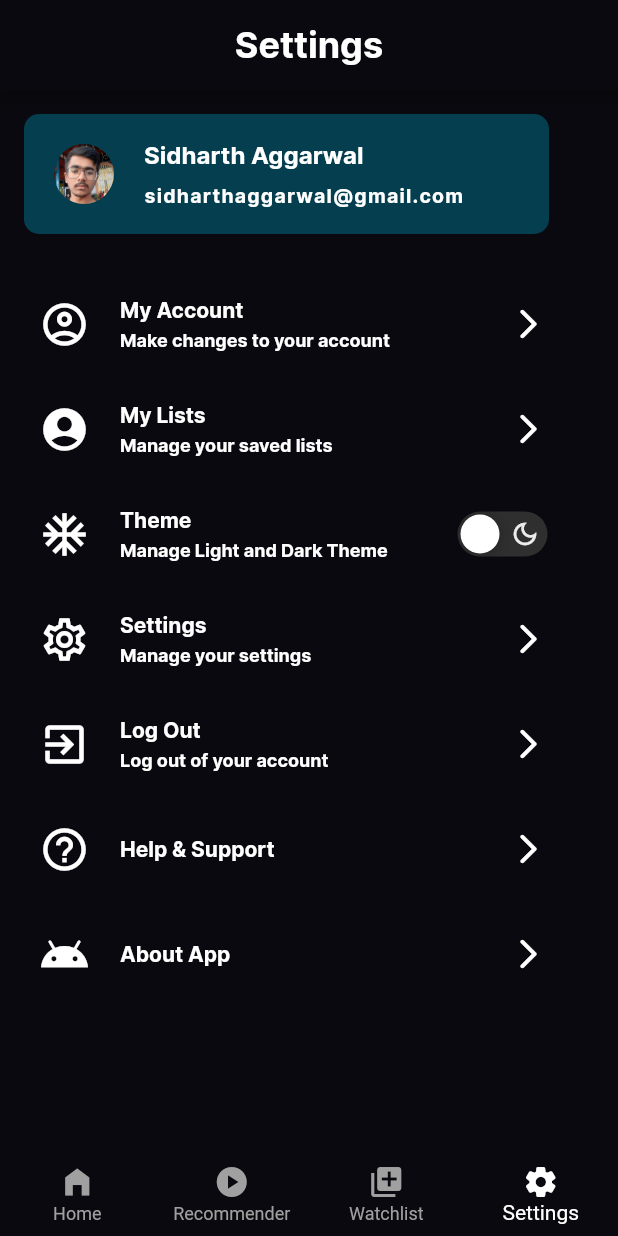
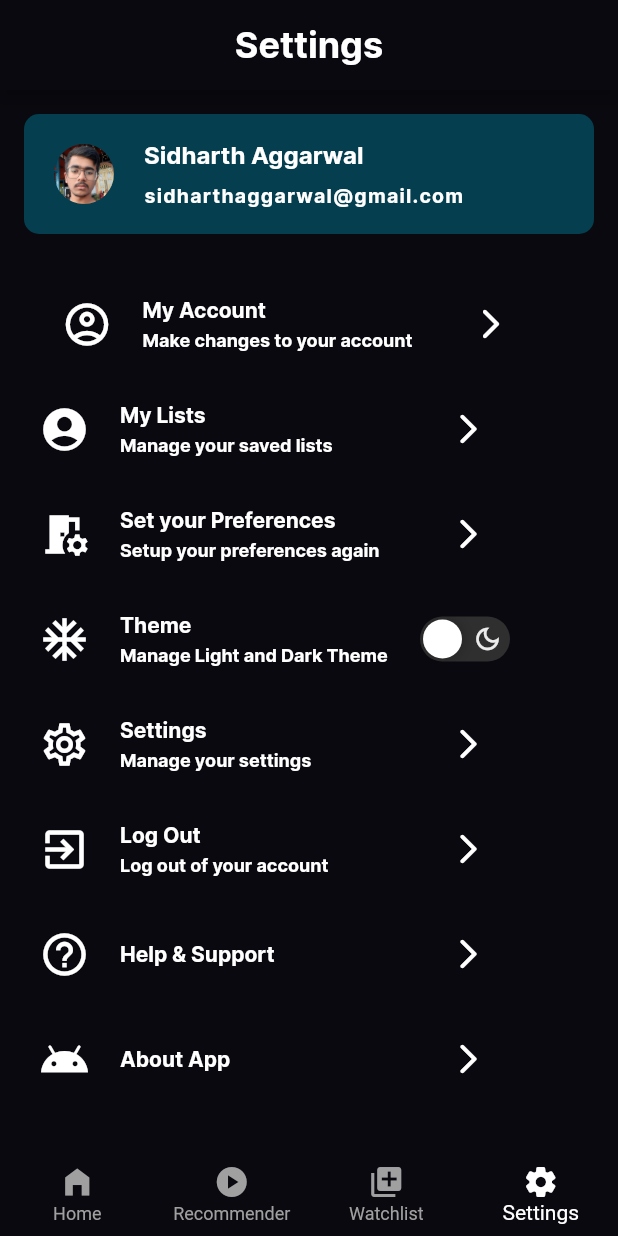
Before and after one commit to namanviber/Movigo, a Flutter app: the screen it shows once a user with an empty profile is signed in, item 4 of the bottom bar chosen, on a phone screen of 412 x 824 dp. Run offline on Flutter 3.47's test engine with Material 2 defaults, Android fonts, the phone set to English and light mode, and no system bars; drawn by our look-alikes of flutter_advanced_switch; our stand-ins replace carousel_slider, firebase_auth, firebase_core, google_sign_in; missing offline and left inert: scroll_app_bar, tmdb_api; accounts and stored records are empty; network calls fail.

Commit message:
15 march 1

```diff
--- a/lib/main.dart
+++ b/lib/main.dart
@@ -1,16 +1,16 @@
 import 'package:flutter/material.dart';
-import 'package:project2/screens/Check.dart';
+import 'package:project2/authorization/Check.dart';
 import 'package:firebase_core/firebase_core.dart';
 
 void main() async{
   WidgetsFlutterBinding.ensureInitialized();
   await Firebase.initializeApp();
-  runApp(MoviHub());
+  runApp(Movigo());
 }
 
 
-class MoviHub extends StatelessWidget {
-  const MoviHub({Key? key}) : super(key: key);
+class Movigo extends StatelessWidget {
+  const Movigo({Key? key}) : super(key: key);
 
   @override
   Widget build(BuildContext context) {
--- a/lib/screens/login_screen.dart
+++ b/lib/screens/login_screen.dart
@@ -1,6 +1,6 @@
 import 'package:flutter/material.dart';
 import 'package:firebase_auth/firebase_auth.dart';
-import 'package:google_sign_in/google_sign_in.dart';
+import 'package:project2/authorization/auth_google.dart';
 
 class LoginScreen extends StatefulWidget {
   const LoginScreen({Key? key}) : super(key: key);
@@ -10,7 +10,6 @@ class LoginScreen extends StatefulWidget {
 }
 
 class _LoginScreenState extends State<LoginScreen> {
-  final GoogleSignIn _googleSignIn = GoogleSignIn();
 
   final _email = TextEditingController();
   final _password = TextEditingController();
@@ -132,8 +131,7 @@ class _LoginScreenState extends State<LoginScreen> {
             children: [
               InkWell(
                 onTap: () {
-                  _googleSignIn.signIn();
-                  log_in();
+                  Auth_Google().signInwithGoogle();
                 },
                 child: Container(
                   child: CircleAvatar(
--- a/lib/screens/settings_screen.dart
+++ b/lib/screens/settings_screen.dart
@@ -1,6 +1,7 @@
 import 'package:flutter/material.dart';
 import 'package:flutter_advanced_switch/flutter_advanced_switch.dart';
 import 'package:project2/widgets/bottom_bar.dart';
+import 'package:firebase_auth/firebase_auth.dart';
 
 class SettingsScreen extends StatefulWidget {
   const SettingsScreen({Key? key}) : super(key: key);
@@ -31,7 +32,9 @@ class _SettingsScreenState extends State<SettingsScreen> {
           ],
         ),
       ),
-      body: Padding(
+      body: SingleChildScrollView(
+        scrollDirection: Axis.vertical,
+        child: Padding(
           padding: const EdgeInsets.all(16),
           child: Column(
             children: [
@@ -40,7 +43,7 @@ class _SettingsScreenState extends State<SettingsScreen> {
                     color: const Color(0xFF043E4F),
                     borderRadius: BorderRadius.circular(10)),
                 height: 80,
-              width: 350,
+                width: double.maxFinite,
                 child: Row(
                   children: [
                     const SizedBox(
@@ -109,7 +112,7 @@ class _SettingsScreenState extends State<SettingsScreen> {
                     ),
                     Container(
                       height: 60,
-                    width: 260,
+                      width: 220,
                       child: Column(
                         crossAxisAlignment: CrossAxisAlignment.start,
                         mainAxisAlignment: MainAxisAlignment.center,
@@ -144,7 +147,7 @@ class _SettingsScreenState extends State<SettingsScreen> {
               //#2
               Container(
                 height: 60,
-              width: 350,
+                width: double.maxFinite,
                 child: Row(
                   children: [
                     const SizedBox(
@@ -159,7 +162,7 @@ class _SettingsScreenState extends State<SettingsScreen> {
                     ),
                     Container(
                       height: 60,
-                    width: 260,
+                      width: 220,
                       child: Column(
                         crossAxisAlignment: CrossAxisAlignment.start,
                         mainAxisAlignment: MainAxisAlignment.center,
@@ -191,10 +194,59 @@ class _SettingsScreenState extends State<SettingsScreen> {
               const SizedBox(
                 height: 10,
               ),
+              Container(
+                height: 60,
+                width: double.maxFinite,
+                child: Row(
+                  children: [
+                    const SizedBox(
+                      width: 10,
+                    ),
+                    const Icon(
+                      Icons.room_preferences,
+                      size: 34,
+                    ),
+                    const SizedBox(
+                      width: 20,
+                    ),
+                    Container(
+                      height: 60,
+                      width: 220,
+                      child: Column(
+                        crossAxisAlignment: CrossAxisAlignment.start,
+                        mainAxisAlignment: MainAxisAlignment.center,
+                        children: const [
+                          Text(
+                            "Set your Preferences",
+                            style: TextStyle(
+                                fontFamily: "Inter",
+                                fontWeight: FontWeight.bold,
+                                fontSize: 14),
+                          ),
+                          SizedBox(
+                            height: 4,
+                          ),
+                          Text(
+                            "Setup your preferences again",
+                            style: TextStyle(
+                                fontFamily: "Inter",
+                                fontWeight: FontWeight.bold,
+                                fontSize: 12),
+                          ),
+                        ],
+                      ),
+                    ),
+                    const Icon(Icons.arrow_forward_ios_rounded)
+                  ],
+                ),
+              ),
+              const SizedBox(
+                height: 10,
+              ),
               //#3
               Container(
                 height: 60,
-              width: 350,
+                width: double.maxFinite,
                 child: Row(
                   children: [
                     const SizedBox(
@@ -209,7 +261,7 @@ class _SettingsScreenState extends State<SettingsScreen> {
                     ),
                     Container(
                       height: 60,
-                    width: 225,
+                      width: 200,
                       child: Column(
                         crossAxisAlignment: CrossAxisAlignment.start,
                         mainAxisAlignment: MainAxisAlignment.center,
@@ -257,7 +309,7 @@ class _SettingsScreenState extends State<SettingsScreen> {
               //#4
               Container(
                 height: 60,
-              width: 350,
+                width: double.maxFinite,
                 child: Row(
                   children: [
                     const SizedBox(
@@ -272,7 +324,7 @@ class _SettingsScreenState extends State<SettingsScreen> {
                     ),
                     Container(
                       height: 60,
-                    width: 260,
+                      width: 220,
                       child: Column(
                         crossAxisAlignment: CrossAxisAlignment.start,
                         mainAxisAlignment: MainAxisAlignment.center,
@@ -307,7 +359,7 @@ class _SettingsScreenState extends State<SettingsScreen> {
               //#5
               Container(
                 height: 60,
-              width: 350,
+                width: double.maxFinite,
                 child: Row(
                   children: [
                     const SizedBox(
@@ -320,9 +372,13 @@ class _SettingsScreenState extends State<SettingsScreen> {
                     const SizedBox(
                       width: 20,
                     ),
-                  Container(
+                    InkWell(
+                      onTap: (){
+                        FirebaseAuth.instance.signOut();
+                      },
+                      child: Container(
                         height: 60,
-                    width: 260,
+                        width: 220,
                         child: Column(
                           crossAxisAlignment: CrossAxisAlignment.start,
                           mainAxisAlignment: MainAxisAlignment.center,
@@ -347,6 +403,7 @@ class _SettingsScreenState extends State<SettingsScreen> {
                           ],
                         ),
                       ),
+                    ),
                     const Icon(Icons.arrow_forward_ios_rounded)
                   ],
                 ),
@@ -357,7 +414,7 @@ class _SettingsScreenState extends State<SettingsScreen> {
               //#6
               Container(
                 height: 60,
-              width: 350,
+                width: double.maxFinite,
                 child: Row(
                   children: [
                     const SizedBox(
@@ -372,7 +429,7 @@ class _SettingsScreenState extends State<SettingsScreen> {
                     ),
                     Container(
                       height: 60,
-                    width: 260,
+                      width: 220,
                       child: Column(
                         crossAxisAlignment: CrossAxisAlignment.start,
                         mainAxisAlignment: MainAxisAlignment.center,
@@ -397,7 +454,7 @@ class _SettingsScreenState extends State<SettingsScreen> {
               //#7
               Container(
                 height: 60,
-              width: 350,
+                width: double.maxFinite,
                 child: Row(
                   children: [
                     const SizedBox(
@@ -412,7 +469,7 @@ class _SettingsScreenState extends State<SettingsScreen> {
                     ),
                     Container(
                       height: 60,
-                    width: 260,
+                      width: 220,
                       child: Column(
                         crossAxisAlignment: CrossAxisAlignment.start,
                         mainAxisAlignment: MainAxisAlignment.center,
@@ -437,6 +494,7 @@ class _SettingsScreenState extends State<SettingsScreen> {
             ],
           ),
         ),
+      ),
       bottomNavigationBar: BottomNavigation(screen_index: 3,),
 
     );
```
Also changed, not shown: lib/authorization/auth_google.dart (added, +19 -0 lines), lib/screens/watchlist_screen.dart (+22 -8 lines), lib/widgets/movie_card.dart (+6 -5 lines), lib/widgets/movie_row.dart (+18 -2 lines), lib/authorization/Check.dart (renamed from lib/screens/Check.dart), 1 other file. Lines whose indentation alone changed are shown as unchanged.
